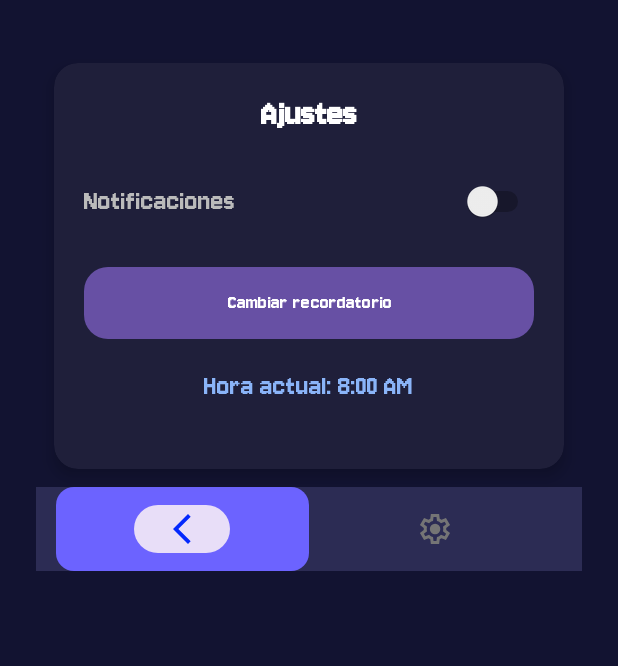
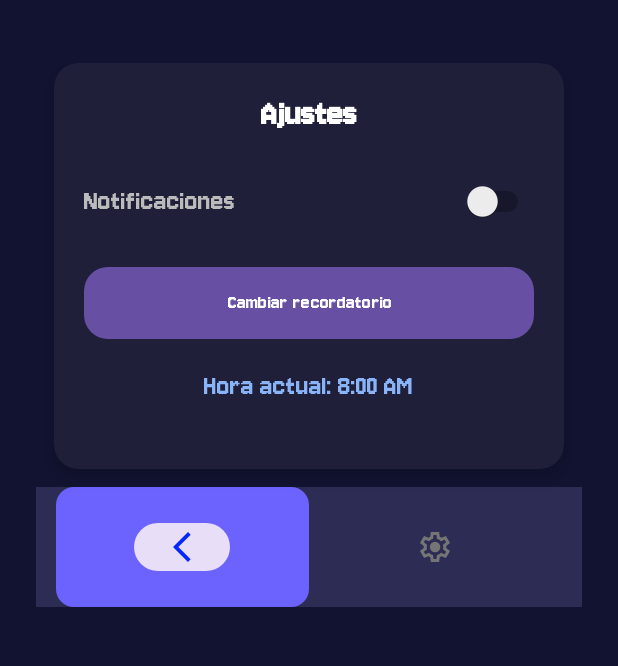
Before and after one commit to jorge140-mega/HipnoSue-o, an Android app built with Jetpack Compose: the SettingsActivity screen opened directly, with no data from a screen before it, on a phone screen of 412 x 824 dp, the part 351-1017 px from its top. Run offline under Robolectric (Android 15) with nearby library versions, the phone set to English and light mode, and no system bars.

Commit message:
AGREGADO  PRE ULTIMOS CAMBIOS, NAVBAR

```diff
--- a/app/src/main/res/layout/activity_menu.xml
+++ b/app/src/main/res/layout/activity_menu.xml
@@ -86,7 +86,7 @@
     <com.google.android.material.bottomnavigation.BottomNavigationView
         android:id="@+id/bottomNavigation"
         android:layout_width="match_parent"
-        android:layout_height="56dp"
+        android:layout_height="wrap_content"
     android:layout_gravity="bottom"
     android:background="@color/hipnos_bottom"
     app:itemBackground="@drawable/nav_item_background"
--- a/app/src/main/res/layout/activity_settings.xml
+++ b/app/src/main/res/layout/activity_settings.xml
@@ -113,7 +113,7 @@
     <com.google.android.material.bottomnavigation.BottomNavigationView
         android:id="@+id/bottomNavigation"
         android:layout_width="match_parent"
-        android:layout_height="56dp"
+        android:layout_height="wrap_content"
         android:layout_gravity="bottom"
         android:background="@color/hipnos_bottom"
         app:itemBackground="@drawable/nav_item_background"
```
